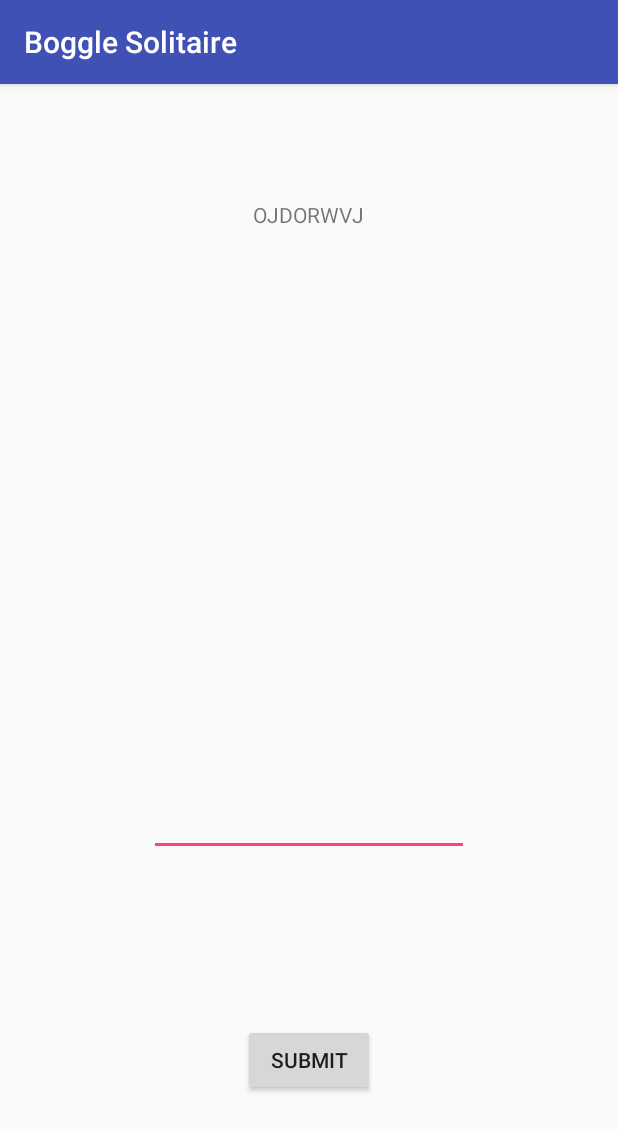
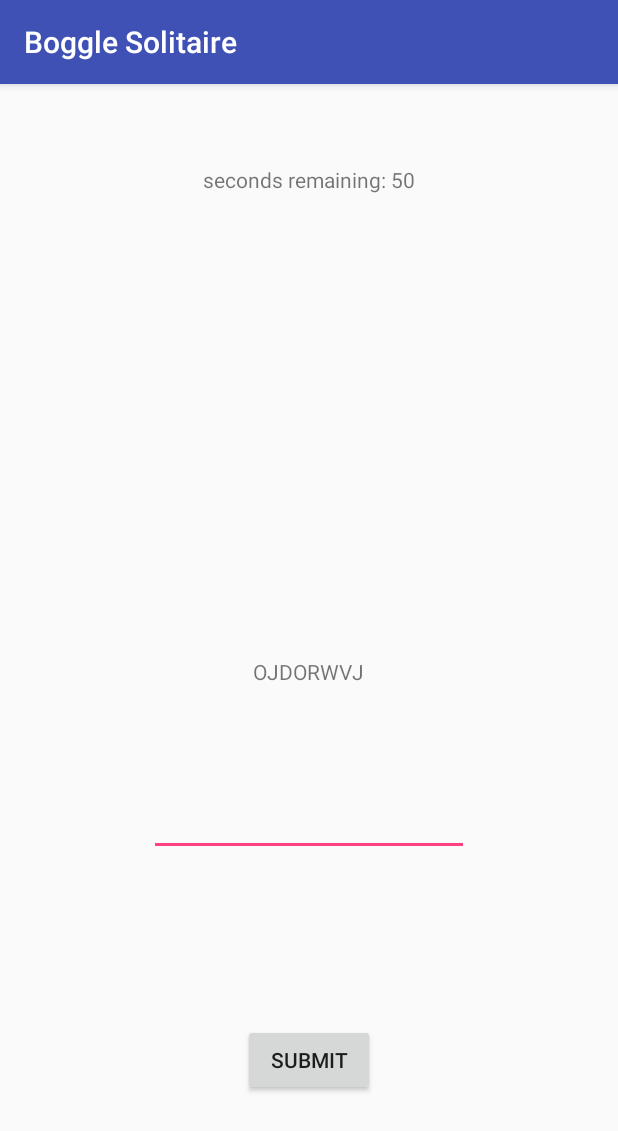
Before and after one commit to mreichman/boggle-solitaire, an Android app: the screen it shows after launch (MainActivity), after a tap on "SUBMIT", on a phone screen of 412 x 824 dp. Shown: the top 1131 px of the screen. Run offline under Robolectric (Android 15) with nearby library versions, the phone set to English and light mode, and no system bars; our stand-ins replace ButterKnife.

Commit message:
Add 60 second countdown timer. When it hits 0, the app goes to a new screen showing all valid words that were made.

```diff
--- a/app/src/main/AndroidManifest.xml
+++ b/app/src/main/AndroidManifest.xml
@@ -16,6 +16,7 @@
                 <category android:name="android.intent.category.LAUNCHER" />
             </intent-filter>
         </activity>
+        <activity android:name=".ResultsActivity"></activity>
     </application>
 
 </manifest>
--- a/app/src/main/java/com/maxreichman/bogglesolitaire/MainActivity.java
+++ b/app/src/main/java/com/maxreichman/bogglesolitaire/MainActivity.java
@@ -1,6 +1,8 @@
 package com.maxreichman.bogglesolitaire;
 
 import android.content.Context;
+import android.content.Intent;
+import android.os.CountDownTimer;
 import android.support.v7.app.AppCompatActivity;
 import android.os.Bundle;
 import android.view.View;
@@ -28,14 +30,26 @@ public class MainActivity extends AppCompatActivity {
     @Bind(R.id.randomLettersTextView) TextView mRandomLetters;
     @Bind(R.id.editText) EditText mEditText;
     @Bind(R.id.button) Button mSubmit;
+    @Bind(R.id.timer) TextView mTimer;
 
     @Override
     protected void onCreate(Bundle savedInstanceState) {
+        final ArrayList<String> results = new ArrayList();
+        new CountDownTimer(60000, 1000) {
+            public void onTick(long millisUntilFinished) {
+                mTimer.setText("seconds remaining: " + millisUntilFinished / 1000);
+            }
+            public void onFinish() {
+                Intent intent = new Intent(MainActivity.this, ResultsActivity.class);
+                intent.putExtra("results", results.toString());
+                startActivity(intent);
+            }
+        }.start();
+
         super.onCreate(savedInstanceState);
         setContentView(R.layout.activity_main);
         ButterKnife.bind(this);
         final ArrayList<String> randomLetterArray = new ArrayList<String>();
-        final ArrayList<String> results = new ArrayList();
         for(int i = 0; i < 2; i++) {
             int randomNumber = (int )(Math.random() * 5);
             randomLetterArray.add(vowels[randomNumber]);
@@ -56,7 +70,7 @@ public class MainActivity extends AppCompatActivity {
             @Override
             public void onClick(View v) {
                 Context context = getApplicationContext();
-                int duration = Toast.LENGTH_LONG;
+                int duration = Toast.LENGTH_SHORT;
                 String enteredWord = mEditText.getText().toString().toUpperCase();
                 String[] enteredWordArray;
                 enteredWordArray = enteredWord.split("");
--- a/app/src/main/res/layout/activity_main.xml
+++ b/app/src/main/res/layout/activity_main.xml
@@ -11,10 +11,10 @@
         android:id="@+id/randomLettersTextView"
         android:layout_width="wrap_content"
         android:layout_height="wrap_content"
-        android:layout_alignParentTop="true"
+        android:text="ZZZZZZZZ"
+        android:layout_above="@+id/editText"
         android:layout_centerHorizontal="true"
-        android:layout_marginTop="77dp"
-        android:text="ZZZZZZZZ" />
+        android:layout_marginBottom="68dp" />
 
     <EditText
         android:id="@+id/editText"
@@ -34,4 +34,13 @@
         android:layout_alignParentBottom="true"
         android:layout_centerHorizontal="true"
         android:layout_marginBottom="93dp" />
+
+    <TextView
+        android:id="@+id/timer"
+        android:layout_width="wrap_content"
+        android:layout_height="wrap_content"
+        android:layout_alignParentTop="true"
+        android:layout_centerHorizontal="true"
+        android:layout_marginTop="54dp"
+        android:text="Timer" />
 </RelativeLayout>
```
Also changed, not shown: app/src/main/java/com/maxreichman/bogglesolitaire/ResultsActivity.java (added, +23 -0 lines), app/src/main/res/layout/activity_results.xml (added, +12 -0 lines).
